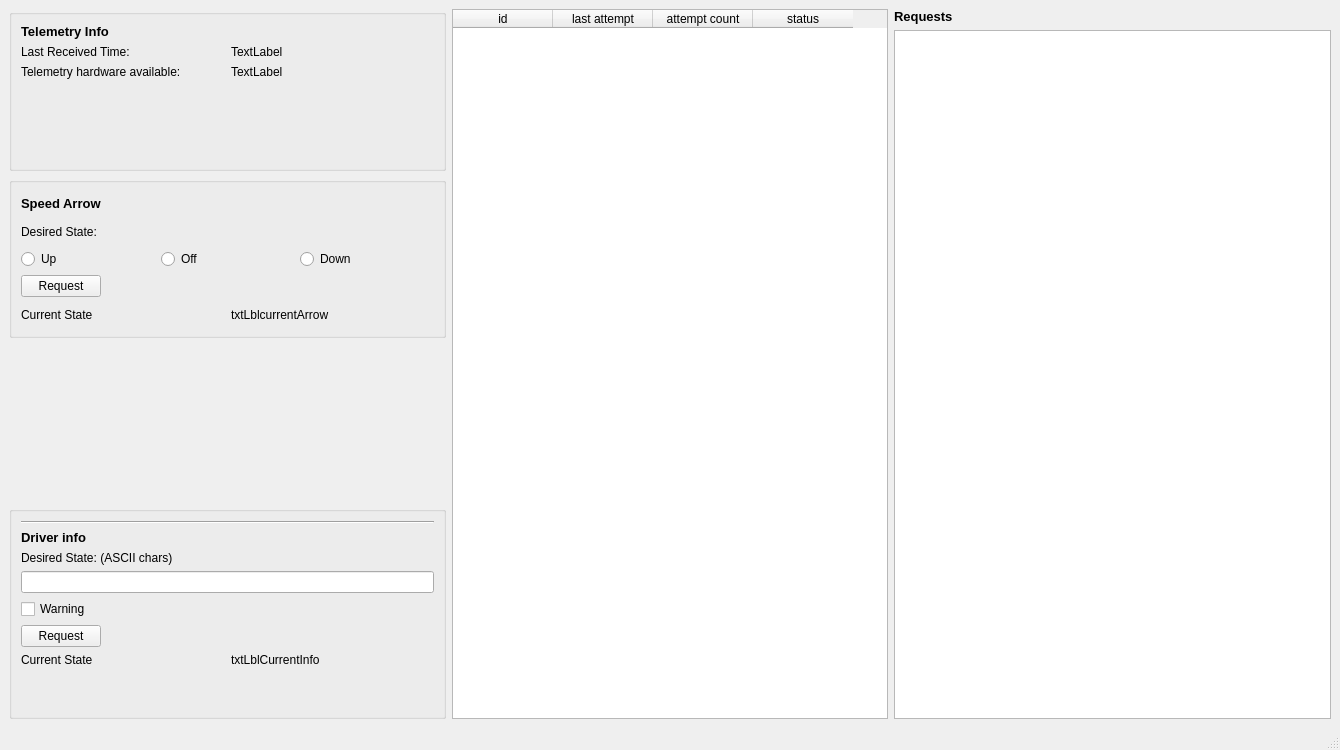
Old version of the form qt5designer/MainWindow.ui in the repository SolarEnergyRacers/chase_car_telemetry.
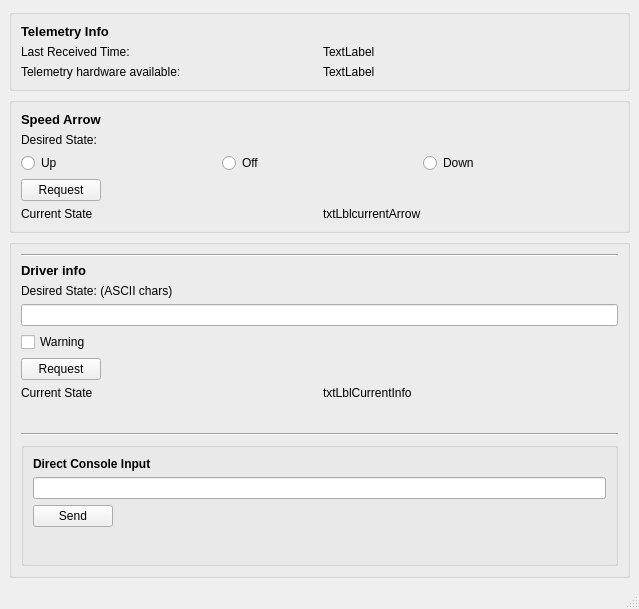
New version of the form. Icons and pictures are not drawn.

What changed in the file:
```diff
--- a/qt5designer/MainWindow.ui
+++ b/qt5designer/MainWindow.ui
@@ -6,8 +6,8 @@
    <rect>
     <x>0</x>
     <y>0</y>
-    <width>1340</width>
-    <height>750</height>
+    <width>639</width>
+    <height>609</height>
    </rect>
   </property>
   <property name="windowTitle">
@@ -18,9 +18,9 @@
     <normaloff>../../../../../.designer/backup</normaloff>../../../../../.designer/backup</iconset>
   </property>
   <widget class="QWidget" name="centralwidget">
-   <layout class="QHBoxLayout" name="horizontalLayout" stretch="1,1,1">
+   <layout class="QHBoxLayout" name="horizontalLayout" stretch="1">
     <item>
-     <layout class="QVBoxLayout" name="vertricalLayout_1" stretch="1,1,1,0">
+     <layout class="QVBoxLayout" name="vertricalLayout_1" stretch="1,1,0">
       <item>
        <widget class="QGroupBox" name="grpTelemetryInfo">
         <property name="title">
@@ -171,19 +171,6 @@
         </layout>
        </widget>
       </item>
-      <item>
-       <spacer name="verticalSpacer_2">
-        <property name="orientation">
-         <enum>Qt::Vertical</enum>
-        </property>
-        <property name="sizeHint" stdset="0">
-         <size>
-          <width>20</width>
-          <height>40</height>
-         </size>
-        </property>
-       </spacer>
-      </item>
       <item>
        <widget class="QGroupBox" name="grpDriverInfo">
         <property name="title">
@@ -276,74 +263,65 @@
            </property>
           </spacer>
          </item>
-        </layout>
-       </widget>
-      </item>
-     </layout>
-    </item>
     <item>
-     <widget class="QTableWidget" name="tblRequests">
-      <property name="sortingEnabled">
-       <bool>false</bool>
-      </property>
-      <column>
-       <property name="text">
-        <string>id</string>
-       </property>
-      </column>
-      <column>
-       <property name="text">
-        <string>last attempt</string>
-       </property>
-      </column>
-      <column>
-       <property name="text">
-        <string>attempt count</string>
-       </property>
-      </column>
-      <column>
-       <property name="text">
-        <string>status</string>
-       </property>
-      </column>
+          <widget class="Line" name="line_2">
+           <property name="orientation">
+            <enum>Qt::Horizontal</enum>
+           </property>
      </widget>
     </item>
     <item>
-     <layout class="QVBoxLayout" name="verticalLayout_4" stretch="0,1">
-      <property name="sizeConstraint">
-       <enum>QLayout::SetMinimumSize</enum>
-      </property>
+          <widget class="QGroupBox" name="grpConsoleCommand">
+           <property name="title">
+            <string/>
+           </property>
+           <layout class="QVBoxLayout" name="verticalLayout_4">
       <item>
-       <widget class="QLabel" name="label_9">
-        <property name="sizePolicy">
-         <sizepolicy hsizetype="Minimum" vsizetype="Minimum">
-          <horstretch>0</horstretch>
-          <verstretch>0</verstretch>
-         </sizepolicy>
-        </property>
+             <widget class="QLabel" name="label_3">
         <property name="font">
          <font>
-          <pointsize>10</pointsize>
           <weight>75</weight>
           <bold>true</bold>
          </font>
         </property>
         <property name="text">
-         <string>Requests</string>
+               <string>Direct Console Input</string>
         </property>
        </widget>
       </item>
       <item>
-       <widget class="QListView" name="lstRequests">
-        <property name="enabled">
-         <bool>true</bool>
-        </property>
+             <widget class="QLineEdit" name="txtlnConsoleCommand"/>
+            </item>
+            <item>
+             <widget class="QPushButton" name="btnConsoleSend">
         <property name="sizePolicy">
-         <sizepolicy hsizetype="MinimumExpanding" vsizetype="Expanding">
+               <sizepolicy hsizetype="Fixed" vsizetype="Fixed">
           <horstretch>0</horstretch>
           <verstretch>0</verstretch>
          </sizepolicy>
         </property>
+              <property name="text">
+               <string>Send</string>
+              </property>
+             </widget>
+            </item>
+            <item>
+             <spacer name="verticalSpacer_2">
+              <property name="orientation">
+               <enum>Qt::Vertical</enum>
+              </property>
+              <property name="sizeHint" stdset="0">
+               <size>
+                <width>20</width>
+                <height>40</height>
+               </size>
+              </property>
+             </spacer>
+            </item>
+           </layout>
+          </widget>
+         </item>
+        </layout>
        </widget>
       </item>
      </layout>
```
Lines whose indentation alone changed are shown as unchanged.
